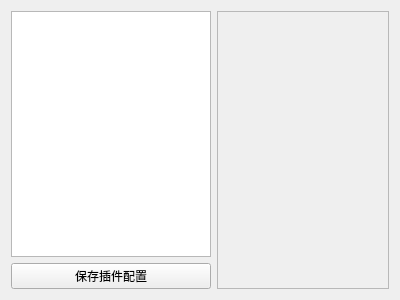
First picture: the form in src/gui/plugin_page.ui, repository azazo1/campus-bot, before the edit.
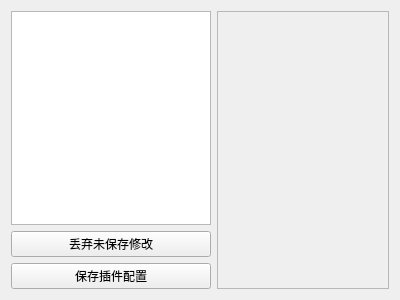
Second picture: the form after the edit.

Commit message: 插件配置界面支持丢弃当前未保存的修改

What changed in the file:
```diff
--- a/src/gui/plugin_page.ui
+++ b/src/gui/plugin_page.ui
@@ -29,6 +29,13 @@
        </property>
       </widget>
      </item>
+     <item>
+      <widget class="QPushButton" name="disposeModifiedConfigBtn">
+       <property name="text">
+        <string>丢弃未保存修改</string>
+       </property>
+      </widget>
+     </item>
      <item>
       <widget class="QPushButton" name="saveConfigBtn">
        <property name="text">
```
The commit also changes 4 other files.
